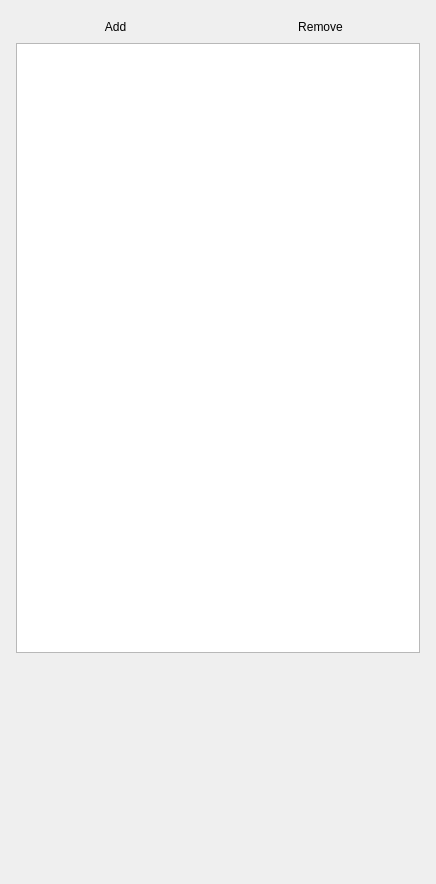
Above: src/app/ui/omni_ui_Input.ui from WilstonOreo/omnidome before the change. Below: the same form after it.
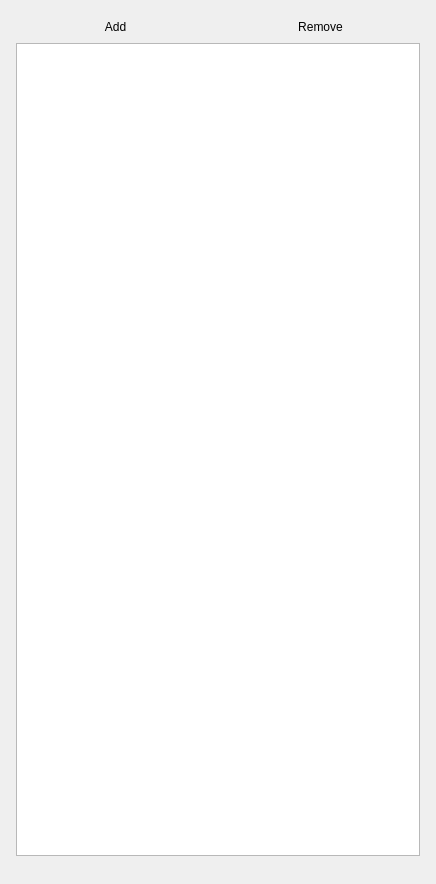
That is the form after the change. Custom widgets are drawn as their Qt base class.

```diff
--- a/src/app/ui/omni_ui_Input.ui
+++ b/src/app/ui/omni_ui_Input.ui
@@ -10,6 +10,12 @@
     <height>884</height>
    </rect>
   </property>
+  <property name="sizePolicy">
+   <sizepolicy hsizetype="Preferred" vsizetype="Expanding">
+    <horstretch>0</horstretch>
+    <verstretch>0</verstretch>
+   </sizepolicy>
+  </property>
   <property name="windowTitle">
    <string>Form</string>
   </property>
@@ -101,7 +107,7 @@
    <item>
     <widget class="omni::ui::InputPreview" name="preview" native="true">
      <property name="sizePolicy">
-      <sizepolicy hsizetype="Preferred" vsizetype="Expanding">
+      <sizepolicy hsizetype="Preferred" vsizetype="Maximum">
        <horstretch>0</horstretch>
        <verstretch>1</verstretch>
       </sizepolicy>
```
Left out of the diff: 51 changed lines with no effect on the pictures.
